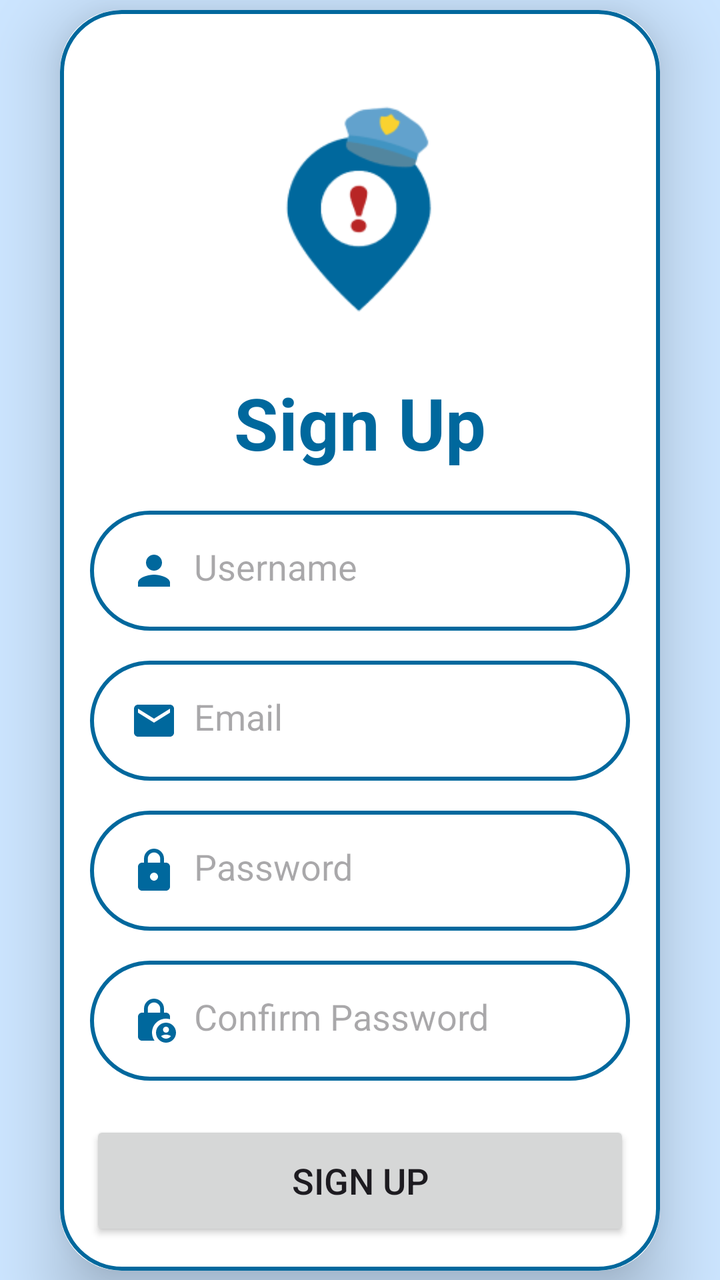
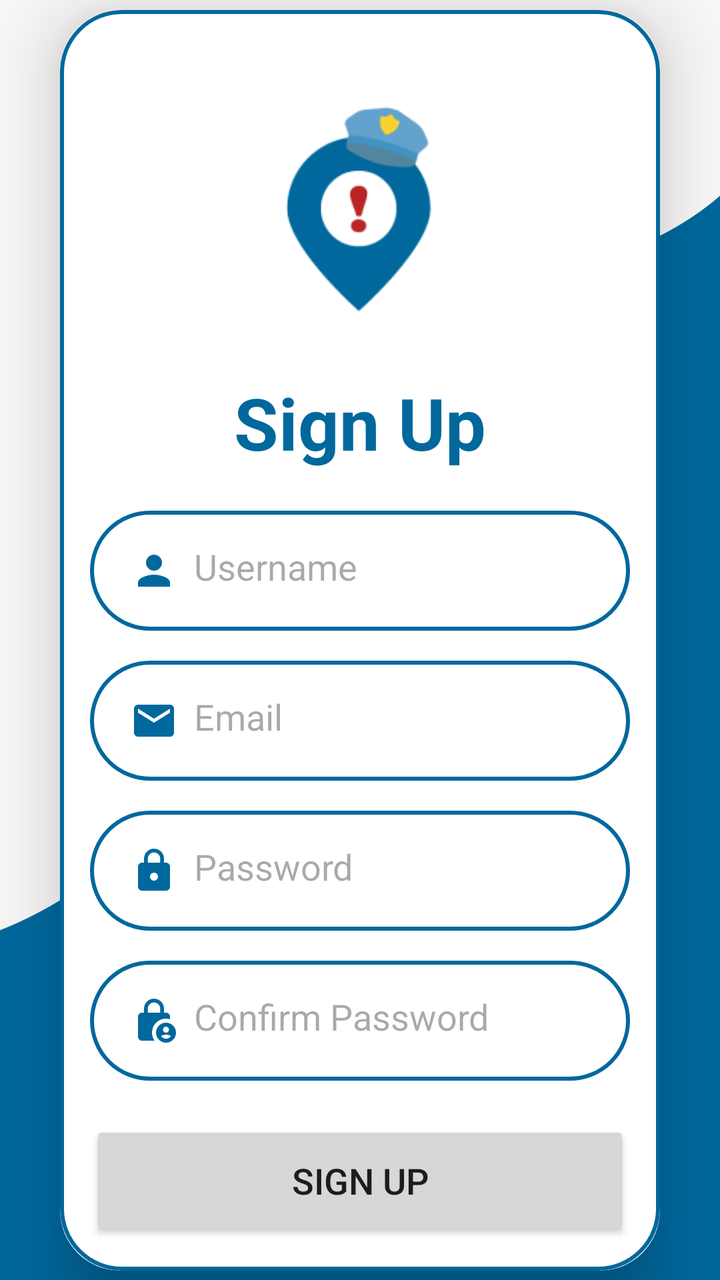

Before-and-after screenshots of an Android layout around one commit, followed by the original layout XML and the change that was made.
<!-- AndroidManifest.xml: application theme Theme.SafeGuardApp -->
<!-- res/layout/activity_sign_up.xml -->
<?xml version="1.0" encoding="utf-8"?>
<androidx.constraintlayout.widget.ConstraintLayout xmlns:android="http://schemas.android.com/apk/res/android"
    xmlns:app="http://schemas.android.com/apk/res-auto"
    xmlns:tools="http://schemas.android.com/tools"
    android:layout_width="match_parent"
    android:layout_height="match_parent"
    android:background="@color/md_theme_light_primaryContainer"
    tools:context=".SignUpActivity">

    <ImageView
        android:id="@+id/backLoginSignup"
        android:layout_width="wrap_content"
        android:layout_height="wrap_content"
        android:layout_marginStart="25dp"
        android:layout_marginTop="25dp"
        android:src="@drawable/baseline_arrow_back_ios_new_24"
        app:layout_constraintStart_toStartOf="parent"
        app:layout_constraintTop_toTopOf="parent" />

    <androidx.cardview.widget.CardView
        android:layout_width="match_parent"
        android:layout_height="wrap_content"
        android:layout_margin="30dp"
        app:cardCornerRadius="30dp"
        app:cardElevation="20dp"
        app:layout_constraintBottom_toBottomOf="parent"
        app:layout_constraintEnd_toEndOf="parent"
        app:layout_constraintStart_toStartOf="parent"
        app:layout_constraintTop_toTopOf="parent">

        <LinearLayout
            android:layout_width="match_parent"
            android:layout_height="wrap_content"
            android:layout_gravity="center_horizontal"
            android:background="@drawable/custom_edittext"
            android:orientation="vertical"
            android:padding="15dp">

            <ImageView
                android:layout_width="210dp"
                android:layout_height="167dp"
                android:layout_gravity="center_horizontal"
                android:src="@drawable/safe_guard_icon" />

            <TextView
                android:layout_width="match_parent"
                android:layout_height="wrap_content"
                android:text="Sign Up"
                android:textAlignment="center"
                android:textColor="@color/md_theme_light_primary"
                android:textSize="36sp"
                android:textStyle="bold" />

            <EditText
                android:id="@+id/editUsername"
                android:layout_width="match_parent"
                android:layout_height="60dp"
                android:layout_marginTop="20dp"
                android:background="@drawable/custom_edittext"
                android:drawableLeft="@drawable/baseline_person_24"
                android:drawablePadding="8dp"
                android:drawableTint="@color/md_theme_light_primary"
                android:hint="Username"
                android:padding="20dp"
                android:textColor="@color/black" />

            <EditText
                android:id="@+id/editEmail"
                android:layout_width="match_parent"
                android:layout_height="60dp"
                android:layout_marginTop="15dp"
                android:background="@drawable/custom_edittext"
                android:drawableLeft="@drawable/baseline_email_24"
                android:drawablePadding="8dp"
                android:hint="Email"
                android:padding="20dp"
                android:textColor="@color/black"
                android:inputType="textEmailAddress"/>

            <EditText
                android:id="@+id/editPassword"
                android:layout_width="match_parent"
                android:layout_height="60dp"
                android:layout_marginTop="15dp"
                android:background="@drawable/custom_edittext"
                android:drawableLeft="@drawable/baseline_lock_24"
                android:drawablePadding="8dp"
                android:hint="Password"
                android:padding="20dp"
                android:textColor="@color/black"
                android:inputType="textPassword"/>

            <EditText
                android:id="@+id/editConfirmPassword"
                android:layout_width="match_parent"
                android:layout_height="60dp"
                android:layout_marginTop="15dp"
                android:background="@drawable/custom_edittext"
                android:drawableLeft="@drawable/baseline_lock_person_24"
                android:drawablePadding="8dp"
                android:hint="Confirm Password"
                android:padding="20dp"
                android:textColor="@color/black"
                android:inputType="textPassword"/>

            <Button
                android:id="@+id/signupBtn"
                android:layout_width="match_parent"
                android:layout_height="60dp"
                android:layout_marginTop="20dp"
                android:text="Sign Up"
                android:textSize="18dp"
                app:cornerRadius="20dp" />

            <ProgressBar
                android:layout_width="wrap_content"
                android:layout_height="wrap_content"
                android:id="@+id/progressBar"
                android:layout_gravity="center_horizontal"
                android:elevation="10dp"
                android:visibility="gone"/>

        </LinearLayout>
    </androidx.cardview.widget.CardView>
</androidx.constraintlayout.widget.ConstraintLayout>
<!-- resources referenced by this layout -->
<resources>
  <color name="black">#000000</color>
  <color name="md_theme_light_primary">#00689D</color>
  <color name="md_theme_light_primaryContainer">#CCE5FF</color>
  <!-- drawable baseline_arrow_back_ios_new_24 (drawable) -->
  <vector android:height="24dp" android:tint="#00689D"
      android:viewportHeight="24" android:viewportWidth="24"
      android:width="24dp" xmlns:android="http://schemas.android.com/apk/res/android">
      <path android:fillColor="@android:color/white" android:pathData="M17.77,3.77l-1.77,-1.77l-10,10l10,10l1.77,-1.77l-8.23,-8.23z"/>
  </vector>
  <!-- drawable baseline_email_24 (drawable) -->
  <vector android:height="24dp" android:tint="#00689D"
      android:viewportHeight="24" android:viewportWidth="24"
      android:width="24dp" xmlns:android="http://schemas.android.com/apk/res/android">
      <path android:fillColor="@android:color/white" android:pathData="M20,4L4,4c-1.1,0 -1.99,0.9 -1.99,2L2,18c0,1.1 0.9,2 2,2h16c1.1,0 2,-0.9 2,-2L22,6c0,-1.1 -0.9,-2 -2,-2zM20,8l-8,5 -8,-5L4,6l8,5 8,-5v2z"/>
  </vector>
  <!-- drawable baseline_person_24 (drawable) -->
  <vector android:height="24dp" android:tint="#FFFFFF"
      android:viewportHeight="24" android:viewportWidth="24"
      android:width="24dp" xmlns:android="http://schemas.android.com/apk/res/android">
      <path android:fillColor="@android:color/white" android:pathData="M12,12c2.21,0 4,-1.79 4,-4s-1.79,-4 -4,-4 -4,1.79 -4,4 1.79,4 4,4zM12,14c-2.67,0 -8,1.34 -8,4v2h16v-2c0,-2.66 -5.33,-4 -8,-4z"/>
  </vector>
  <!-- drawable custom_edittext (drawable) -->
  <?xml version="1.0" encoding="utf-8"?>
  <shape xmlns:android="http://schemas.android.com/apk/res/android"
      android:shape="rectangle">
  
      <stroke
          android:width="2dp"
          android:color="@color/md_theme_light_primary"/>
      <corners
          android:radius="30dp"/>
  </shape>
  <style name="Theme.SafeGuardApp" parent="Base.Theme.SafeGuardApp" />
  <color name="md_theme_light_onPrimary">#FFFFFF</color>
  <color name="md_theme_light_onPrimaryContainer">#001E31</color>
  <color name="md_theme_light_secondary">#51606F</color>
  <color name="md_theme_light_onSecondary">#FFFFFF</color>
  <color name="md_theme_light_secondaryContainer">#D4E4F6</color>
  <color name="md_theme_light_onSecondaryContainer">#0D1D2A</color>
  <color name="md_theme_light_tertiary">#66587B</color>
  <color name="md_theme_light_onTertiary">#FFFFFF</color>
  <color name="md_theme_light_tertiaryContainer">#EDDCFF</color>
  <color name="md_theme_light_onTertiaryContainer">#211534</color>
  <color name="md_theme_light_error">#BA1A1A</color>
  <color name="md_theme_light_errorContainer">#FFDAD6</color>
  <color name="md_theme_light_onError">#FFFFFF</color>
  <color name="md_theme_light_onErrorContainer">#410002</color>
  <color name="md_theme_light_background">#F8F7F6</color>
  <color name="md_theme_light_onBackground">#1A1C1E</color>
  <color name="md_theme_light_outline">#72787E</color>
  <color name="md_theme_light_inverseOnSurface">#F0F0F4</color>
  <color name="md_theme_light_inverseSurface">#2F3133</color>
  <color name="md_theme_light_surface">#F9F9FC</color>
  <color name="md_theme_light_onSurface">#1A1C1E</color>
  <color name="md_theme_light_surfaceVariant">#DEE3EB</color>
  <color name="md_theme_light_onSurfaceVariant">#42474E</color>
  <color name="md_theme_light_inversePrimary">#92CCFF</color>
  <!-- unchanged entries left out for length: 4 -->
</resources>

<!-- the commit's change to res/layout/activity_sign_up.xml (unified diff, before → after) -->
@@ -4,7 +4,7 @@
     xmlns:tools="http://schemas.android.com/tools"
     android:layout_width="match_parent"
     android:layout_height="match_parent"
-    android:background="@color/md_theme_light_primaryContainer"
+    android:background="@drawable/login_background"
     tools:context=".SignUpActivity">
 
     <ImageView
<!-- resource entries referenced after the edit -->
@@ -32,6 +32,7 @@
       <corners
           android:radius="30dp"/>
   </shape>
+  <!-- drawable login_background: png bitmap (drawable, 30103 bytes) -->
   <style name="Theme.SafeGuardApp" parent="Base.Theme.SafeGuardApp" />
   <color name="md_theme_light_onPrimary">#FFFFFF</color>
   <color name="md_theme_light_onPrimaryContainer">#001E31</color>
